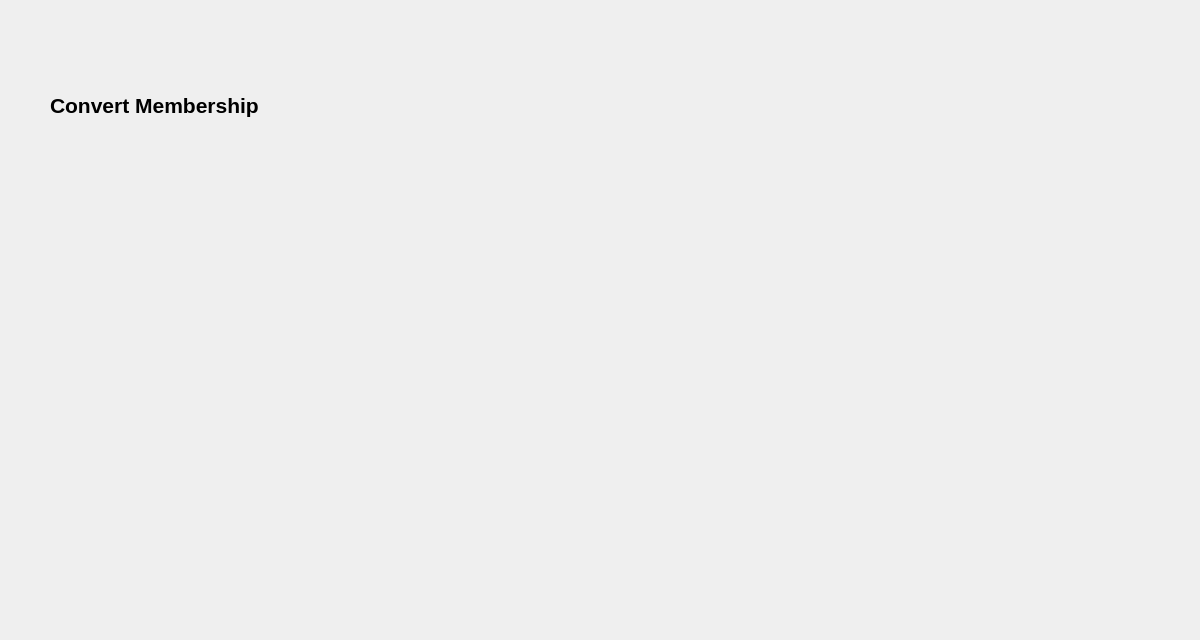
Old version of the form BulkClub/aConvertMembership.ui in the repository JShinozuka/Project2.
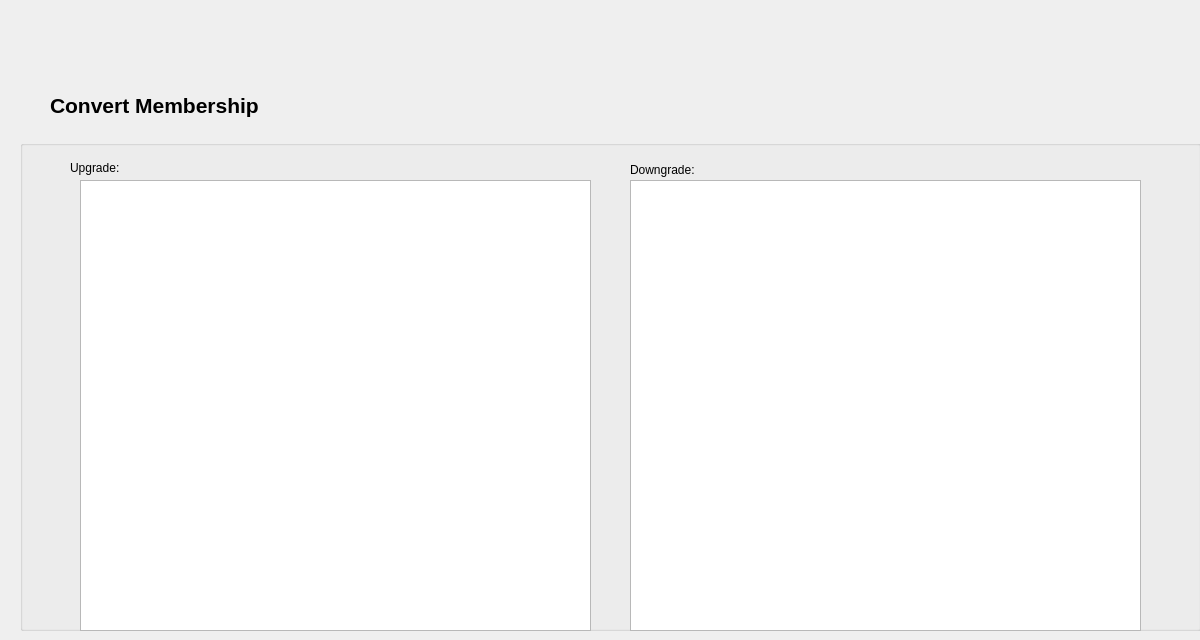
New version of the form.

```diff
--- a/BulkClub/aConvertMembership.ui
+++ b/BulkClub/aConvertMembership.ui
@@ -45,6 +45,65 @@
     <string>Convert Membership</string>
    </property>
   </widget>
+  <widget class="QGroupBox" name="groupBox">
+   <property name="geometry">
+    <rect>
+     <x>20</x>
+     <y>140</y>
+     <width>1181</width>
+     <height>491</height>
+    </rect>
+   </property>
+   <property name="title">
+    <string/>
+   </property>
+   <widget class="QLabel" name="label_2">
+    <property name="geometry">
+     <rect>
+      <x>50</x>
+      <y>20</y>
+      <width>141</width>
+      <height>16</height>
+     </rect>
+    </property>
+    <property name="text">
+     <string>Upgrade:</string>
+    </property>
+   </widget>
+   <widget class="QLabel" name="label_3">
+    <property name="geometry">
+     <rect>
+      <x>610</x>
+      <y>20</y>
+      <width>101</width>
+      <height>20</height>
+     </rect>
+    </property>
+    <property name="text">
+     <string>Downgrade:</string>
+    </property>
+   </widget>
+   <widget class="QTableView" name="upGradeTable">
+    <property name="geometry">
+     <rect>
+      <x>60</x>
+      <y>40</y>
+      <width>511</width>
+      <height>451</height>
+     </rect>
+    </property>
+   </widget>
+   <widget class="QTableView" name="downGradeTable">
+    <property name="geometry">
+     <rect>
+      <x>610</x>
+      <y>40</y>
+      <width>511</width>
+      <height>451</height>
+     </rect>
+    </property>
+   </widget>
+  </widget>
  </widget>
  <resources/>
  <connections/>
```
